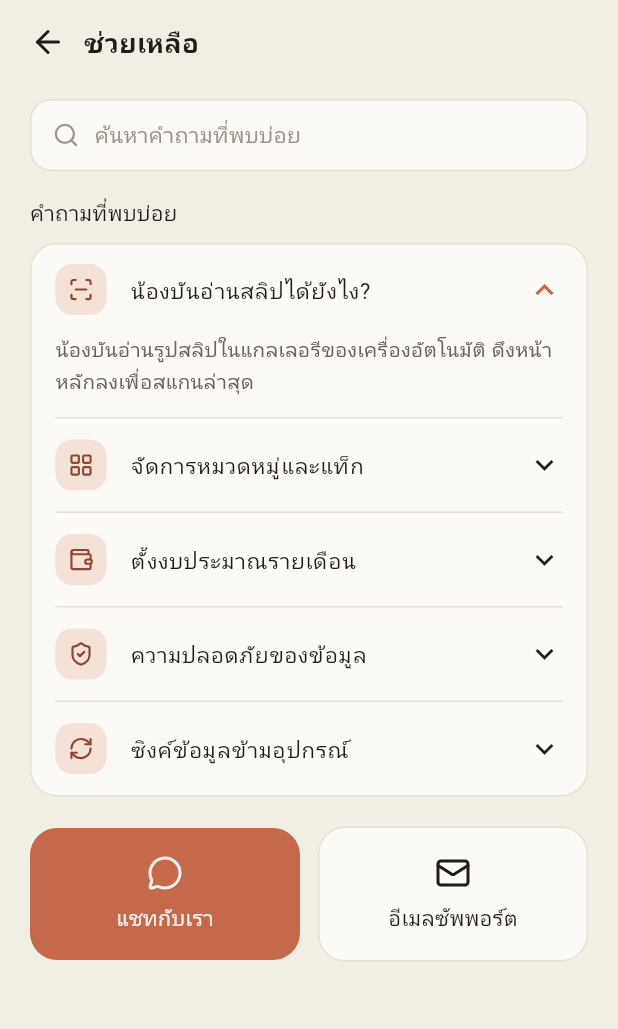
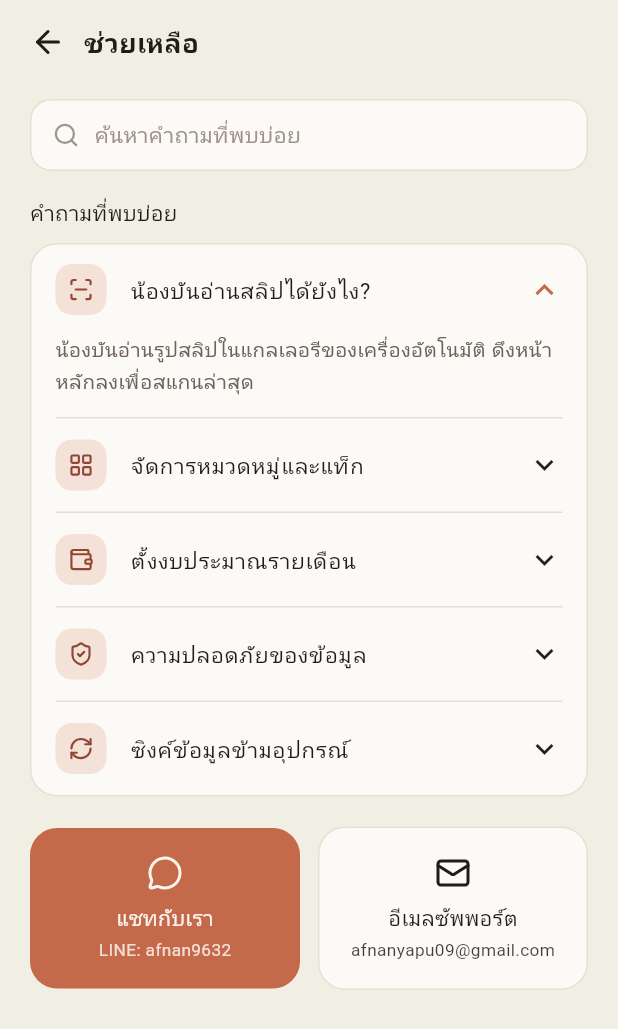
Before and after one commit to AfnanYapu09/-MoneyBun, a Flutter app: the HelpScreen screen opened by its route, after a tap on "น้องบันอ่านสลิปได้ยังไง?", on a phone screen of 412 x 824 dp. Shown: the top 1029 px of the screen. Run offline on Flutter 3.47's test engine with Material 3 defaults, Android fonts, the phone set to English and light mode, and no system bars; our stand-ins replace cloud_firestore, drift, drift_flutter, firebase_auth, firebase_core, flutter_riverpod and 6 more; missing offline and left inert: google_mlkit_text_recognition, mobile_scanner, photo_manager; accounts and stored records are empty; generated files the repository leaves out were written again; Roboto replaces fonts that are missing (Ibm Plex Sans Thai, Mitr).

Commit message:
Make currency, savings-zero and Help contacts work
- Currency: Money formatting now follows the user's currency setting
  (active symbol set from app.dart on every settings change) instead of a
  hardcoded ฿; parseToCents strips any currency symbol.
- Savings goal: never show a negative "saved this month" — no savings = ฿0.
- Help: wire the contact cards — "แชทกับเรา" opens LINE (afnan9632) and the
  email card opens mailto (afnanyapu09@gmail.com), with a clipboard
  fallback if no handler is available. Adds url_launcher.

Co-Authored-By: Claude Opus 4.8 <noreply@anthropic.com>
Claude-Session: https://claude.ai/code/session_01X2G7Y1LA5Xdct72m9MkHbn

```diff
--- a/lib/app.dart
+++ b/lib/app.dart
@@ -6,6 +6,7 @@ import 'bootstrap/providers.dart';
 import 'core/router/app_router.dart';
 import 'core/theme/app_theme.dart';
 import 'core/theme/colors.dart';
+import 'core/utils/money.dart';
 import 'l10n/generated/app_localizations.dart';
 
 /// The GoRouter, created once for the app's lifetime.
@@ -29,6 +30,10 @@ class MoneyBunApp extends ConsumerWidget {
       _ => ThemeMode.system,
     };
 
+    // Drive the money formatter from the user's currency setting so every
+    // amount reformats when it changes (this widget rebuilds on settings change).
+    Money.setCurrency(settings?.currencyCode ?? 'THB');
+
     return MaterialApp.router(
       onGenerateTitle: (context) => AppLocalizations.of(context).appTitle,
       debugShowCheckedModeBanner: false,
--- a/lib/core/utils/money.dart
+++ b/lib/core/utils/money.dart
@@ -5,28 +5,42 @@ import 'package:intl/intl.dart';
 class Money {
   const Money._();
 
-  static final NumberFormat _baht = NumberFormat.currency(
-    locale: 'th_TH',
-    symbol: '฿',
-    decimalDigits: 2,
-  );
+  /// Known currency symbols. Amounts are always stored as integer cents; only
+  /// the displayed symbol changes with the user's currency setting.
+  static const Map<String, String> _symbols = {
+    'THB': '฿',
+    'USD': r'$',
+    'EUR': '€',
+    'JPY': '¥',
+    'GBP': '£',
+  };
+
+  /// The active display symbol, updated from settings via [setCurrency].
+  static String _symbol = '฿';
+
+  /// Switch the display currency (e.g. `'THB'`, `'USD'`). Unknown codes fall
+  /// back to the code itself as a prefix. Call from the app root so every
+  /// amount reformats when the user changes currency.
+  static void setCurrency(String code) {
+    _symbol = _symbols[code] ?? '$code ';
+  }
 
   static final NumberFormat _plain = NumberFormat('#,##0.00', 'en_US');
   static final NumberFormat _whole = NumberFormat('#,##0', 'en_US');
 
-  /// `123456` -> `฿1,234.56`
+  /// `123456` -> `฿1,234.56` (symbol follows the active currency).
   static String format(int cents, {bool symbol = true}) {
-    final value = cents / 100.0;
-    return symbol ? _baht.format(value) : _plain.format(value);
+    final body = _plain.format(cents / 100.0);
+    return symbol ? '$_symbol$body' : body;
   }
 
-  /// Like [format] but drops `.00` for whole-baht amounts (design style):
+  /// Like [format] but drops `.00` for whole amounts (design style):
   /// `2000100` -> `฿20,001`, `84550` -> `฿845.50`.
   static String compact(int cents, {bool symbol = true}) {
     final whole = cents % 100 == 0;
     final body =
         whole ? _whole.format(cents ~/ 100) : _plain.format(cents / 100.0);
-    return symbol ? '฿$body' : body;
+    return symbol ? '$_symbol$body' : body;
   }
 
   /// Format with an explicit leading sign, e.g. `+฿1,234.56` / `-฿1,234.56`.
@@ -38,7 +52,10 @@ class Money {
   /// Parse free-form user input (`"1,234.56"`, `"1234"`, `"1234.5"`) into cents.
   /// Returns `null` when the input is not a valid positive-or-zero amount.
   static int? parseToCents(String input) {
-    final cleaned = input.trim().replaceAll(',', '').replaceAll('฿', '').trim();
+    final cleaned = input
+        .trim()
+        .replaceAll(RegExp(r'[฿$€¥£,]'), '')
+        .trim();
     if (cleaned.isEmpty) return null;
     final value = double.tryParse(cleaned);
     if (value == null || value.isNaN || value.isInfinite) return null;
--- a/lib/features/settings/presentation/help_screen.dart
+++ b/lib/features/settings/presentation/help_screen.dart
@@ -1,4 +1,6 @@
 import 'package:flutter/material.dart';
+import 'package:flutter/services.dart';
+import 'package:url_launcher/url_launcher.dart';
 
 import '../../../core/theme/colors.dart';
 import '../../../core/theme/typography.dart';
@@ -8,6 +10,30 @@ import '../../../core/widgets/sub_screen_scaffold.dart';
 
 class HelpScreen extends StatelessWidget {
   const HelpScreen({super.key});
+
+  // Support contacts.
+  static const _lineId = 'afnan9632';
+  static const _email = 'afnanyapu09@gmail.com';
+
+  /// Open [uri]; if no app can handle it, copy [copyText] to the clipboard so
+  /// the user can still reach us.
+  static Future<void> _open(
+      BuildContext context, Uri uri, String copyText) async {
+    var opened = false;
+    try {
+      opened = await launchUrl(uri, mode: LaunchMode.externalApplication);
+    } catch (_) {
+      opened = false;
+    }
+    if (!opened && context.mounted) {
+      await Clipboard.setData(ClipboardData(text: copyText));
+      if (context.mounted) {
+        ScaffoldMessenger.of(context).showSnackBar(
+          SnackBar(content: Text('คัดลอกแล้ว: $copyText')),
+        );
+      }
+    }
+  }
 
   static const _faqs = [
     (
@@ -93,8 +119,14 @@ class HelpScreen extends StatelessWidget {
                 child: _ContactCard(
                   icon: AppIcons.messageCircle,
                   label: 'แชทกับเรา',
+                  sub: 'LINE: $_lineId',
                   background: AppColors.terra,
                   foreground: AppColors.reverse,
+                  onTap: () => _open(
+                    context,
+                    Uri.parse('https://line.me/ti/p/~$_lineId'),
+                    'LINE ID: $_lineId',
+                  ),
                 ),
               ),
               const SizedBox(width: 12),
@@ -102,9 +134,21 @@ class HelpScreen extends StatelessWidget {
                 child: _ContactCard(
                   icon: AppIcons.mail,
                   label: 'อีเมลซัพพอร์ต',
+                  sub: _email,
                   background: AppColors.paper,
                   foreground: AppColors.ink,
                   bordered: true,
+                  onTap: () => _open(
+                    context,
+                    Uri(
+                      scheme: 'mailto',
+                      path: _email,
+                      queryParameters: const {
+                        'subject': 'MoneyBun — สอบถาม/แจ้งปัญหา',
+                      },
+                    ),
+                    _email,
+                  ),
                 ),
               ),
             ],
@@ -151,18 +195,25 @@ class _ContactCard extends StatelessWidget {
     required this.label,
     required this.background,
     required this.foreground,
+    this.sub,
+    this.onTap,
     this.bordered = false,
   });
   final IconData icon;
   final String label;
+  final String? sub;
+  final VoidCallback? onTap;
   final Color background;
   final Color foreground;
   final bool bordered;
 
   @override
   Widget build(BuildContext context) {
-    return Container(
-      padding: const EdgeInsets.symmetric(vertical: 18),
+    return InkWell(
+      onTap: onTap,
+      borderRadius: BorderRadius.circular(18),
+      child: Container(
+        padding: const EdgeInsets.symmetric(vertical: 18, horizontal: 8),
         decoration: BoxDecoration(
           color: background,
           borderRadius: BorderRadius.circular(18),
@@ -175,7 +226,17 @@ class _ContactCard extends StatelessWidget {
             Text(label,
                 style: AppTypography.heading(
                     size: 14, weight: FontWeight.w500, color: foreground)),
+            if (sub != null) ...[
+              const SizedBox(height: 3),
+              Text(sub!,
+                  maxLines: 1,
+                  overflow: TextOverflow.ellipsis,
+                  style: AppTypography.body(
+                      size: 11.5,
+                      color: foreground.withValues(alpha: 0.85))),
             ],
+          ],
+        ),
       ),
     );
   }
--- a/lib/features/settings/presentation/savings_goal_screen.dart
+++ b/lib/features/settings/presentation/savings_goal_screen.dart
@@ -47,7 +47,8 @@ class _SavingsGoalScreenState extends ConsumerState<SavingsGoalScreen> {
     final expense = txns
         .where((t) => t.type == TxnType.expense)
         .fold<int>(0, (s, t) => s + t.amountCents);
-    final saved = income - expense;
+    // Net saved this month; never show a negative "saved" — no savings = ฿0.
+    final saved = (income - expense) < 0 ? 0 : income - expense;
     final pct = goal > 0 ? (saved / goal).clamp(0.0, 1.0) : 0.0;
 
     return SubScreenScaffold(
--- a/pubspec.yaml
+++ b/pubspec.yaml
@@ -39,6 +39,7 @@ dependencies:
 
   # Utilities
   connectivity_plus: ^6.0.0
+  url_launcher: ^6.3.0 # open LINE / email links from Help
   uuid: ^4.4.0
   intl: any
   google_fonts: ^6.2.0
```
Lines whose indentation alone changed are shown as unchanged.
